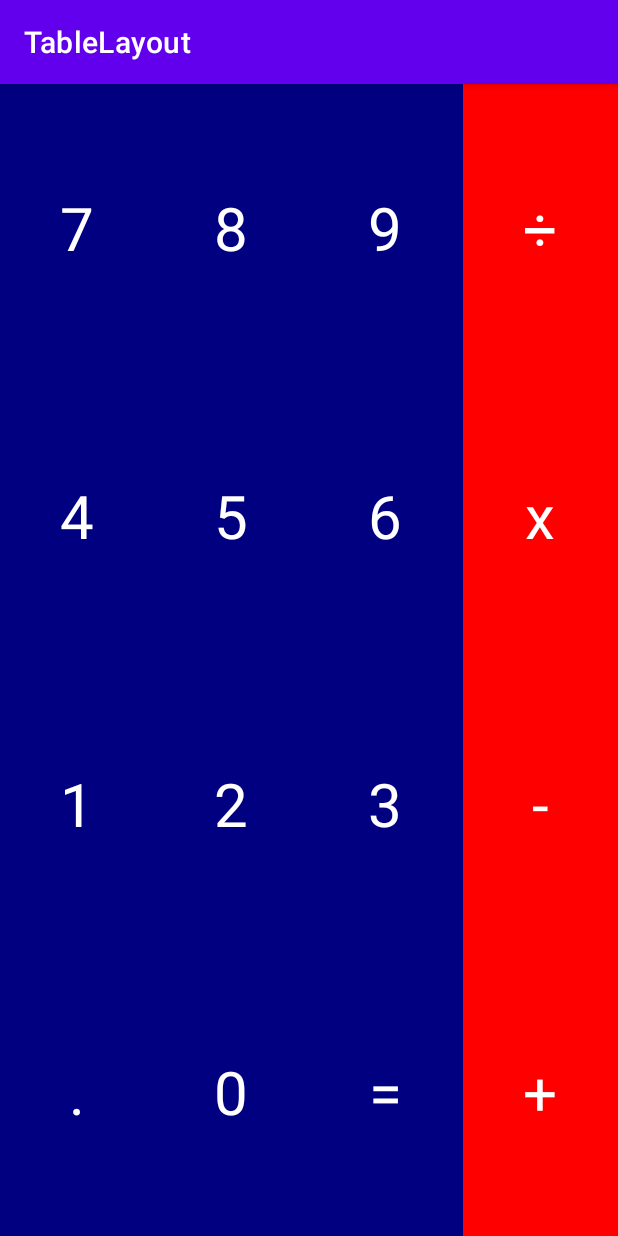
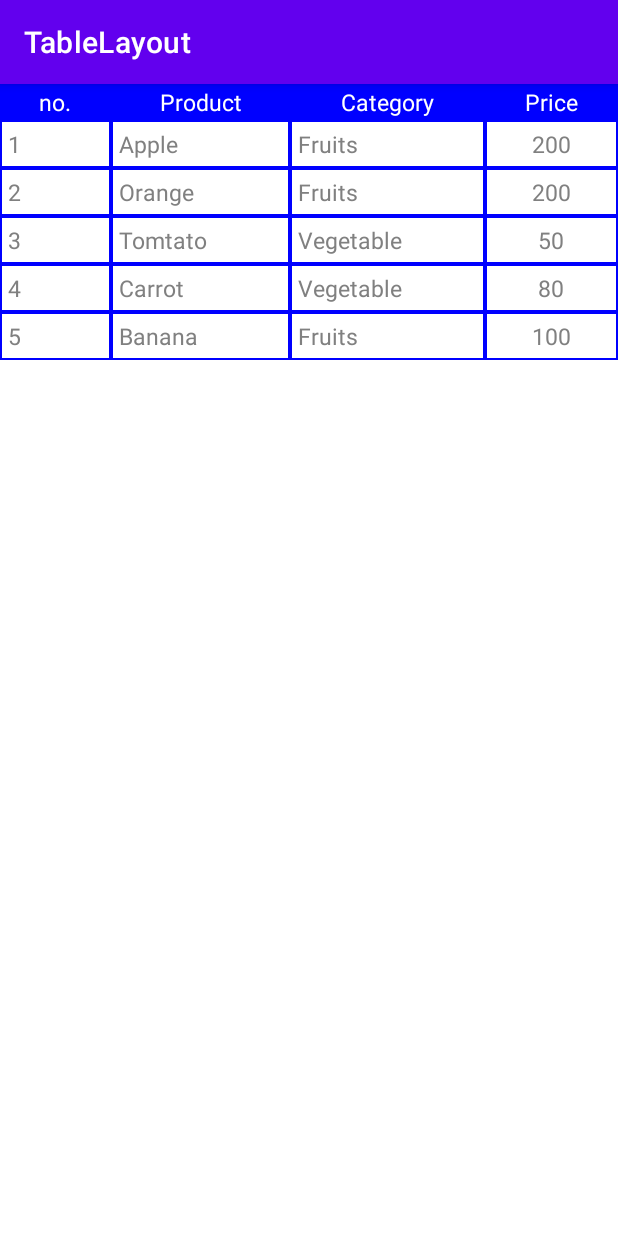
Before and after one commit to joan411/TableLayout, an Android app: the screen it shows after launch (MainActivity), on a phone screen of 412 x 824 dp. Run offline under Robolectric (Android 15) with nearby library versions, the phone set to English and light mode, and no system bars.

Commit message:
Exercici 3

```diff
--- a/app/src/main/res/layout/activity_main.xml
+++ b/app/src/main/res/layout/activity_main.xml
@@ -9,189 +9,308 @@
     <TableRow
         android:layout_width="match_parent"
         android:layout_height="match_parent"
-        android:layout_weight="1"
+        android:background="#0000FF"
+        android:orientation="vertical">
+
+        <TextView
+            android:layout_width="match_parent"
+            android:layout_height="wrap_content"
+            android:layout_weight="1"
+            android:layout_margin="1dp"
+            android:background="#0000FF"
+            android:gravity="center"
+            android:text="no."
+            android:textColor="@color/white"
+            android:textSize="15dp"/>
+
+        <TextView
+            android:layout_width="wrap_content"
+            android:layout_height="match_parent"
+            android:layout_weight="1"
+            android:layout_margin="1dp"
+            android:background="#0000FF"
+            android:gravity="center"
+            android:text="Product"
+            android:textColor="@color/white"
+            android:textSize="15dp"/>
+
+        <TextView
+            android:layout_width="wrap_content"
+            android:layout_height="match_parent"
+            android:layout_weight="1"
+            android:layout_margin="1dp"
+            android:background="#0000FF"
+            android:gravity="center"
+            android:text="Category"
+            android:textColor="@color/white"
+            android:textSize="15dp"/>
+
+        <TextView
+            android:layout_width="wrap_content"
+            android:layout_height="match_parent"
+            android:layout_weight="1"
+            android:layout_margin="1dp"
+            android:background="#0000FF"
+            android:gravity="center"
+            android:text="Price"
+            android:textColor="@color/white"
+            android:textSize="15dp"/>
+    </TableRow>
+
+    <TableRow
+        android:layout_width="match_parent"
+        android:layout_height="match_parent"
+        android:background="#0000FF"
         android:orientation="vertical">
 
         <TextView
             android:layout_width="wrap_content"
             android:layout_height="match_parent"
             android:layout_weight="1"
-            android:background="#000080"
-            android:gravity="center"
-            android:text="7"
-            android:textColor="@color/white"
-            android:textSize="40dp"/>
+            android:layout_margin="1dp"
+            android:padding="4dp"
+            android:background="@color/white"
+            android:text="1"
+            android:textColor="#808080"
+            android:textSize="15dp"/>
 
         <TextView
             android:layout_width="wrap_content"
             android:layout_height="match_parent"
             android:layout_weight="1"
-            android:background="#000080"
-            android:gravity="center"
-            android:text="8"
-            android:textColor="@color/white"
-            android:textSize="40dp"/>
+            android:layout_margin="1dp"
+            android:padding="4dp"
+            android:background="@color/white"
+            android:text="Apple"
+            android:textColor="#808080"
+            android:textSize="15dp"/>
 
         <TextView
             android:layout_width="wrap_content"
             android:layout_height="match_parent"
             android:layout_weight="1"
-            android:background="#000080"
-            android:gravity="center"
-            android:text="9"
-            android:textColor="@color/white"
-            android:textSize="40dp"/>
+            android:layout_margin="1dp"
+            android:padding="4dp"
+            android:background="@color/white"
+            android:text="Fruits"
+            android:textColor="#808080"
+            android:textSize="15dp"/>
 
         <TextView
             android:layout_width="wrap_content"
             android:layout_height="match_parent"
             android:layout_weight="1"
-            android:background="#FF0000"
+            android:layout_margin="1dp"
+            android:padding="4dp"
             android:gravity="center"
-            android:text="÷"
-            android:textColor="@color/white"
-            android:textSize="40dp"/>
+            android:background="@color/white"
+            android:text="200"
+            android:textColor="#808080"
+            android:textSize="15dp"/>
     </TableRow>
-
     <TableRow
         android:layout_width="match_parent"
         android:layout_height="match_parent"
-        android:layout_weight="1"
+        android:background="#0000FF"
         android:orientation="vertical">
 
         <TextView
             android:layout_width="wrap_content"
             android:layout_height="match_parent"
             android:layout_weight="1"
-            android:background="#000080"
-            android:gravity="center"
-            android:text="4"
-            android:textColor="@color/white"
-            android:textSize="40dp"/>
+            android:layout_margin="1dp"
+            android:padding="4dp"
+            android:background="@color/white"
+            android:text="2"
+            android:textColor="#808080"
+            android:textSize="15dp"/>
 
         <TextView
             android:layout_width="wrap_content"
             android:layout_height="match_parent"
             android:layout_weight="1"
-            android:background="#000080"
-            android:gravity="center"
-            android:text="5"
-            android:textColor="@color/white"
-            android:textSize="40dp"/>
+            android:layout_margin="1dp"
+            android:padding="4dp"
+            android:background="@color/white"
+            android:text="Orange"
+            android:textColor="#808080"
+            android:textSize="15dp"/>
 
         <TextView
             android:layout_width="wrap_content"
             android:layout_height="match_parent"
             android:layout_weight="1"
-            android:background="#000080"
-            android:gravity="center"
-            android:text="6"
-            android:textColor="@color/white"
-            android:textSize="40dp"/>
+            android:layout_margin="1dp"
+            android:padding="4dp"
+            android:background="@color/white"
+            android:text="Fruits"
+            android:textColor="#808080"
+            android:textSize="15dp"/>
 
         <TextView
             android:layout_width="wrap_content"
             android:layout_height="match_parent"
             android:layout_weight="1"
-            android:background="#FF0000"
+            android:layout_margin="1dp"
+            android:padding="4dp"
             android:gravity="center"
-            android:text="x"
-            android:textColor="@color/white"
-            android:textSize="40dp"/>
+            android:background="@color/white"
+            android:text="200"
+            android:textColor="#808080"
+            android:textSize="15dp"/>
     </TableRow>
-
     <TableRow
         android:layout_width="match_parent"
         android:layout_height="match_parent"
-        android:layout_weight="1"
+        android:background="#0000FF"
         android:orientation="vertical">
 
         <TextView
             android:layout_width="wrap_content"
             android:layout_height="match_parent"
             android:layout_weight="1"
-            android:background="#000080"
-            android:gravity="center"
-            android:text="1"
-            android:textColor="@color/white"
-            android:textSize="40dp"/>
+            android:layout_margin="1dp"
+            android:padding="4dp"
+            android:background="@color/white"
+            android:text="3"
+            android:textColor="#808080"
+            android:textSize="15dp"/>
 
         <TextView
             android:layout_width="wrap_content"
             android:layout_height="match_parent"
             android:layout_weight="1"
-            android:background="#000080"
-            android:gravity="center"
-            android:text="2"
-            android:textColor="@color/white"
-            android:textSize="40dp"/>
+            android:layout_margin="1dp"
+            android:padding="4dp"
+            android:background="@color/white"
+            android:text="Tomtato"
+            android:textColor="#808080"
+            android:textSize="15dp"/>
 
         <TextView
             android:layout_width="wrap_content"
             android:layout_height="match_parent"
             android:layout_weight="1"
-            android:background="#000080"
-            android:gravity="center"
-            android:text="3"
-            android:textColor="@color/white"
-            android:textSize="40dp"/>
+            android:layout_margin="1dp"
+            android:padding="4dp"
+            android:background="@color/white"
+            android:text="Vegetable"
+            android:textColor="#808080"
+            android:textSize="15dp"/>
 
         <TextView
             android:layout_width="wrap_content"
             android:layout_height="match_parent"
             android:layout_weight="1"
-            android:background="#FF0000"
+            android:layout_margin="1dp"
+            android:padding="4dp"
             android:gravity="center"
-            android:text="-"
-            android:textColor="@color/white"
-            android:textSize="40dp"/>
+            android:background="@color/white"
+            android:text="50"
+            android:textColor="#808080"
+            android:textSize="15dp"/>
     </TableRow>
-
     <TableRow
         android:layout_width="match_parent"
         android:layout_height="match_parent"
-        android:layout_weight="1"
+        android:background="#0000FF"
         android:orientation="vertical">
 
         <TextView
             android:layout_width="wrap_content"
             android:layout_height="match_parent"
             android:layout_weight="1"
-            android:background="#000080"
-            android:gravity="center"
-            android:text="."
-            android:textColor="@color/white"
-            android:textSize="40dp"/>
+            android:layout_margin="1dp"
+            android:padding="4dp"
+            android:background="@color/white"
+            android:text="4"
+            android:textColor="#808080"
+            android:textSize="15dp"/>
 
         <TextView
             android:layout_width="wrap_content"
             android:layout_height="match_parent"
             android:layout_weight="1"
-            android:background="#000080"
-            android:gravity="center"
-            android:text="0"
-            android:textColor="@color/white"
-            android:textSize="40dp"/>
+            android:layout_margin="1dp"
+            android:padding="4dp"
+            android:background="@color/white"
+            android:text="Carrot"
+            android:textColor="#808080"
+            android:textSize="15dp"/>
 
         <TextView
             android:layout_width="wrap_content"
             android:layout_height="match_parent"
             android:layout_weight="1"
-            android:background="#000080"
-            android:gravity="center"
-            android:text="="
-            android:textColor="@color/white"
-            android:textSize="40dp"/>
+            android:layout_margin="1dp"
+            android:padding="4dp"
+            android:background="@color/white"
+            android:text="Vegetable"
+            android:textColor="#808080"
+            android:textSize="15dp"/>
 
         <TextView
             android:layout_width="wrap_content"
             android:layout_height="match_parent"
             android:layout_weight="1"
-            android:background="#FF0000"
+            android:layout_margin="1dp"
+            android:padding="4dp"
             android:gravity="center"
-            android:text="+"
-            android:textColor="@color/white"
-            android:textSize="40dp"/>
+            android:background="@color/white"
+            android:text="80"
+            android:textColor="#808080"
+            android:textSize="15dp"/>
+    </TableRow>
+    <TableRow
+        android:layout_width="match_parent"
+        android:layout_height="match_parent"
+        android:background="#0000FF"
+        android:orientation="vertical">
+
+        <TextView
+            android:layout_width="wrap_content"
+            android:layout_height="match_parent"
+            android:layout_weight="1"
+            android:layout_margin="1dp"
+            android:padding="4dp"
+            android:background="@color/white"
+            android:text="5"
+            android:textColor="#808080"
+            android:textSize="15dp"/>
+
+        <TextView
+            android:layout_width="wrap_content"
+            android:layout_height="match_parent"
+            android:layout_weight="1"
+            android:layout_margin="1dp"
+            android:padding="4dp"
+            android:background="@color/white"
+            android:text="Banana"
+            android:textColor="#808080"
+            android:textSize="15dp"/>
+
+        <TextView
+            android:layout_width="wrap_content"
+            android:layout_height="match_parent"
+            android:layout_weight="1"
+            android:layout_margin="1dp"
+            android:padding="4dp"
+            android:background="@color/white"
+            android:text="Fruits"
+            android:textColor="#808080"
+            android:textSize="15dp"/>
+
+        <TextView
+            android:layout_width="wrap_content"
+            android:layout_height="match_parent"
+            android:layout_weight="1"
+            android:layout_margin="1dp"
+            android:padding="4dp"
+            android:gravity="center"
+            android:background="@color/white"
+            android:text="100"
+            android:textColor="#808080"
+            android:textSize="15dp"/>
     </TableRow>
 
 </TableLayout>
```
